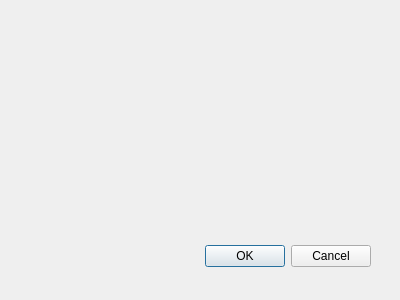
CDZo/Project-Takuzu, file Option.ui: the form before one commit.
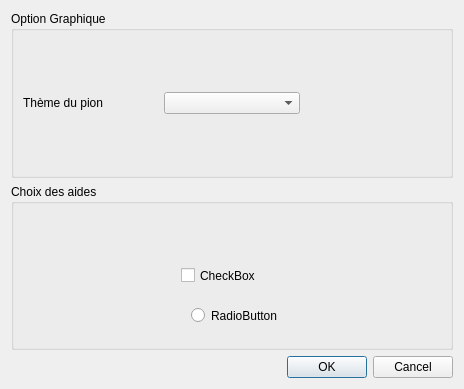
The form after the commit. Custom widgets are drawn as their Qt base class.

Commit message: set option ui

Patch:
```diff
--- a/Option.ui
+++ b/Option.ui
@@ -8,22 +8,78 @@
    <rect>
     <x>0</x>
     <y>0</y>
-    <width>400</width>
-    <height>300</height>
+    <width>464</width>
+    <height>389</height>
    </rect>
   </property>
   <property name="windowTitle">
    <string>Dialog</string>
   </property>
-  <widget name="buttonBox" class="QDialogButtonBox">
+  <layout class="QGridLayout" name="gridLayout">
+   <item row="0" column="0">
+    <widget class="QGroupBox" name="groupBox">
+     <property name="title">
+      <string>Option Graphique</string>
+     </property>
+     <layout class="QHBoxLayout" name="horizontalLayout">
+      <item>
+       <widget class="QLabel" name="label">
+        <property name="text">
+         <string>Thème du pion</string>
+        </property>
+       </widget>
+      </item>
+      <item>
+       <widget class="QComboBox" name="comboBox"/>
+      </item>
+      <item>
+       <widget class="Pawn" name="optionPawn" native="true">
+        <property name="minimumSize">
+         <size>
+          <width>45</width>
+          <height>45</height>
+         </size>
+        </property>
+       </widget>
+      </item>
+     </layout>
+    </widget>
+   </item>
+   <item row="1" column="0">
+    <widget class="QGroupBox" name="groupBox_2">
+     <property name="title">
+      <string>Choix des aides</string>
+     </property>
+     <widget class="QCheckBox" name="checkBox">
    <property name="geometry">
     <rect>
-     <x>30</x>
-     <y>240</y>
-     <width>341</width>
-     <height>32</height>
-    </rect>
-   </property>
+        <x>170</x>
+        <y>80</y>
+        <width>92</width>
+        <height>23</height>
+       </rect>
+      </property>
+      <property name="text">
+       <string>CheckBox</string>
+      </property>
+     </widget>
+     <widget class="QRadioButton" name="radioButton">
+      <property name="geometry">
+       <rect>
+        <x>180</x>
+        <y>120</y>
+        <width>112</width>
+        <height>23</height>
+       </rect>
+      </property>
+      <property name="text">
+       <string>RadioButton</string>
+      </property>
+     </widget>
+    </widget>
+   </item>
+   <item row="2" column="0">
+    <widget class="QDialogButtonBox" name="buttonBox">
    <property name="orientation">
     <enum>Qt::Horizontal</enum>
    </property>
@@ -31,8 +87,17 @@
     <set>QDialogButtonBox::Cancel|QDialogButtonBox::Ok</set>
    </property>
   </widget>
+   </item>
+  </layout>
  </widget>
- <pixmapfunction/>
+ <customwidgets>
+  <customwidget>
+   <class>Pawn</class>
+   <extends>QWidget</extends>
+   <header>Pawn.h</header>
+   <container>1</container>
+  </customwidget>
+ </customwidgets>
  <resources/>
  <connections>
   <connection>
```
Left out of the diff: 6 changed lines with no effect on the pictures. Lines whose indentation alone changed are shown as unchanged.
